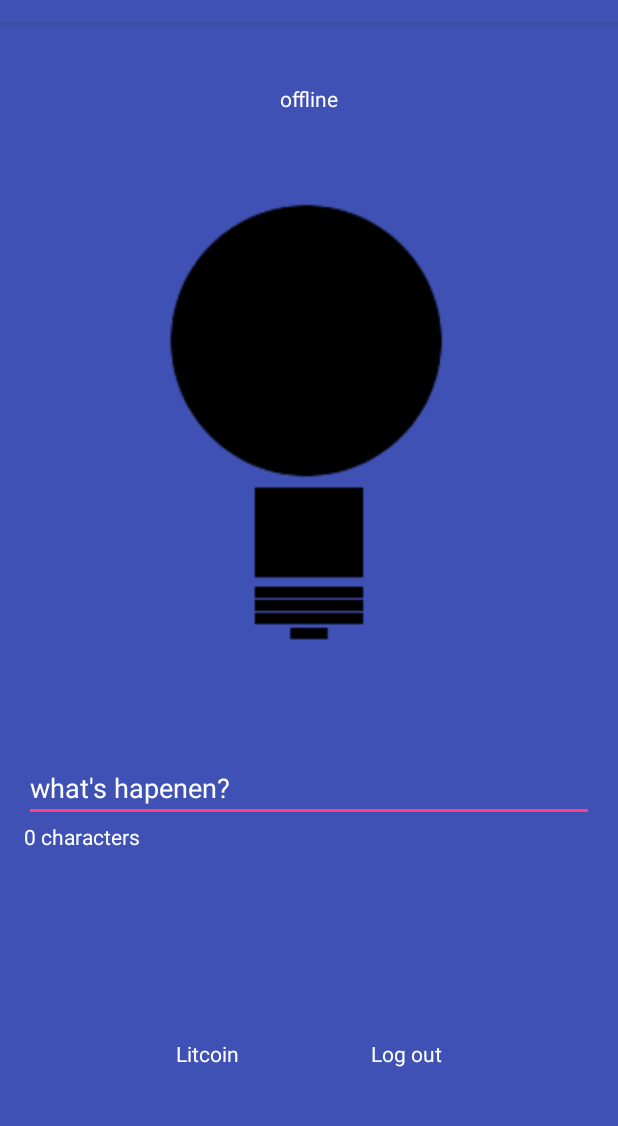
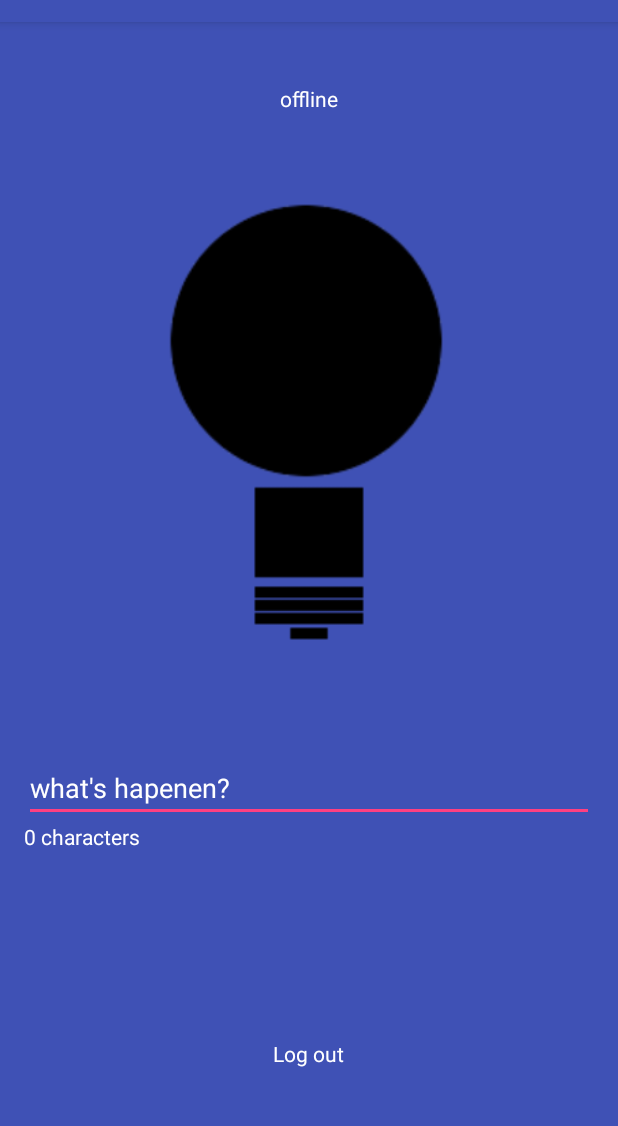
Before and after one commit to Decryptic/ItLit, an Android app: the TabFragment screen opened directly, with no data from a screen before it, after a tap on "OK", on a phone screen of 412 x 824 dp, the part 62-1188 px from its top. Run offline under Robolectric (Android 15) with nearby library versions, the phone set to English and light mode, and no system bars.

Commit message:
purged android litcoin

```diff
--- a/Android/ItLit/app/src/main/AndroidManifest.xml
+++ b/Android/ItLit/app/src/main/AndroidManifest.xml
@@ -60,8 +60,6 @@
             android:screenOrientation="portrait"/>
         <activity android:name=".ContactsActivity"
             android:screenOrientation="portrait"/>
-        <activity android:name=".LitcoinActivity"
-            android:screenOrientation="portrait"/>
 
         <meta-data
             android:name="com.google.android.maps.v2.API_KEY"
--- a/Android/ItLit/app/src/main/java/io/itlit/ItLit/TabFragment.java
+++ b/Android/ItLit/app/src/main/java/io/itlit/ItLit/TabFragment.java
@@ -373,15 +373,6 @@ public class TabFragment extends Fragment {
                 }
             });
 
-            final TextView tvLitcoin = (TextView) rootView.findViewById(R.id.tvLitcoin);
-            tvLitcoin.setOnClickListener(new View.OnClickListener() {
-                @Override
-                public void onClick(View view) {
-                    Intent mainIntent = new Intent(getActivity(), LitcoinActivity.class);
-                    getActivity().startActivity(mainIntent);
-                }
-            });
-
             final TextView tvChars = (TextView) rootView.findViewById(R.id.tvChars);
             final EditText etStatus = (EditText) rootView.findViewById(R.id.etStatus);
 
--- a/Android/ItLit/app/src/main/res/layout/fragment_light.xml
+++ b/Android/ItLit/app/src/main/res/layout/fragment_light.xml
@@ -44,19 +44,11 @@
                 android:layout_alignParentBottom="true"
                 android:layout_centerHorizontal="true">
                 <TextView
-                    android:text="Litcoin"
-                    android:layout_width="wrap_content"
-                    android:layout_height="wrap_content"
-                    android:textColor="@color/colorText"
-                    android:id="@+id/tvLitcoin"
-                    android:layout_marginRight="44dp"/>
-                <TextView
                     android:text="Log out"
                     android:layout_width="wrap_content"
                     android:layout_height="wrap_content"
                     android:textColor="@color/colorText"
-                    android:id="@+id/tvLogout"
-                    android:layout_marginLeft="44dp"/>
+                    android:id="@+id/tvLogout"/>
             </LinearLayout>
 
             <EditText
```
Also changed, not shown: Android/ItLit/app/src/main/java/io/itlit/ItLit/LitcoinActivity.java (deleted, +0 -12 lines), Android/ItLit/app/src/main/res/layout/activity_litcoin.xml (deleted, +0 -34 lines).
